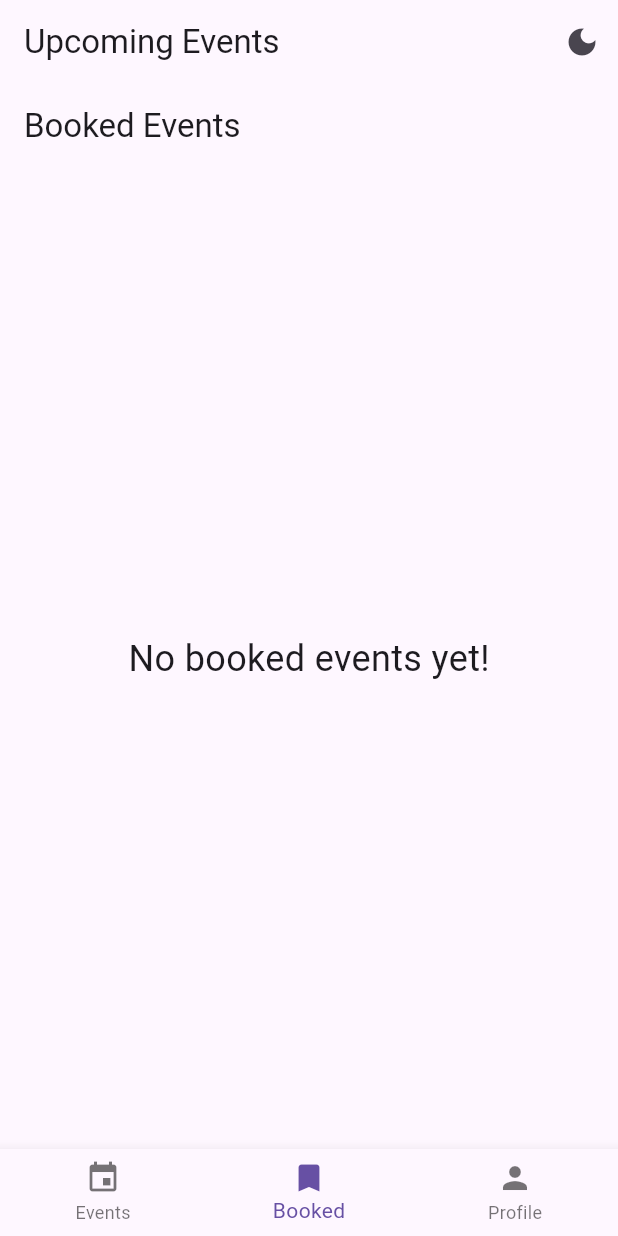
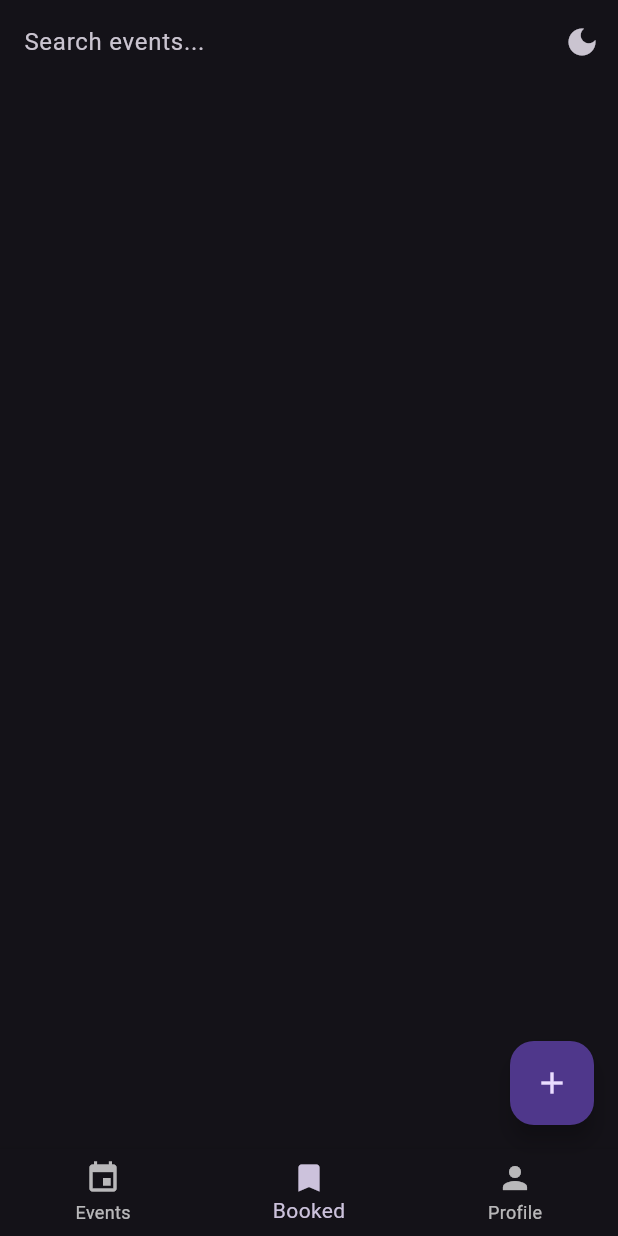
Before and after one commit to krymoevanag/event-management-app, a Flutter app: the screen it shows after launch, item 2 of the bottom bar chosen, after a tap on the "light mode" icon, on a phone screen of 412 x 824 dp. Run offline on Flutter 3.47's test engine with Material 3 defaults, Android fonts, the light colour scheme and no system bars; our stand-ins replace shared_preferences.

Commit message:
third commit

```diff
--- a/lib/main.dart
+++ b/lib/main.dart
@@ -1,11 +1,53 @@
 import 'package:flutter/material.dart';
+import 'package:shared_preferences/shared_preferences.dart';
+import 'dart:convert';
 
 void main() {
-  runApp(EventApp());
+  runApp(const EventApp());
 }
 
-class EventApp extends StatelessWidget {
+class ProfileScreen extends StatelessWidget {
+  @override
+  Widget build(BuildContext context) {
+    return Center(
+      child: Text(
+        'Profile Screen',
+        style: TextStyle(fontSize: 24),
+      ),
+    );
+  }
+}
+
+class EventApp extends StatefulWidget {
   const EventApp({super.key});
+
+  @override
+  _EventAppState createState() => _EventAppState();
+}
+
+class _EventAppState extends State<EventApp> {
+  bool isDarkMode = false;
+
+  @override
+  void initState() {
+    super.initState();
+    _loadThemeMode();
+  }
+
+  void _loadThemeMode() async {
+    final prefs = await SharedPreferences.getInstance();
+    setState(() {
+      isDarkMode = prefs.getBool('isDarkMode') ?? false;
+    });
+  }
+
+  void _toggleThemeMode() async {
+    final prefs = await SharedPreferences.getInstance();
+    setState(() {
+      isDarkMode = !isDarkMode;
+      prefs.setBool('isDarkMode', isDarkMode);
+    });
+  }
 
   @override
   Widget build(BuildContext context) {
@@ -20,185 +62,15 @@ class EventApp extends StatelessWidget {
         brightness: Brightness.dark,
         primarySwatch: Colors.blue,
       ),
-      themeMode: ThemeMode.system,
-      home: EventListScreen(),
-    );
-  }
-}
-
-class EventListScreenOld extends StatefulWidget {
-  const EventListScreenOld({super.key});
-
-  @override
-  _EventListScreenOldState createState() => _EventListScreenOldState();
-}
-
-class _EventListScreenOldState extends State<EventListScreenOld> {
-  bool isDarkMode = false;
-
-  final List<Map<String, String>> events = [
-    {
-      'title': 'Tech Conference',
-      'date': 'March 10, 2025',
-      'image': 'https://source.unsplash.com/400x300/?conference'
-    },
-    {
-      'title': 'Music Festival',
-      'date': 'April 5, 2025',
-      'image': 'https://source.unsplash.com/400x300/?music'
-    },
-    {
-      'title': 'Startup Meetup',
-      'date': 'May 20, 2025',
-      'image': 'https://source.unsplash.com/400x300/?startup'
-    },
-  ];
-
-  @override
-  Widget build(BuildContext context) {
-    return Scaffold(
-      appBar: AppBar(
-        title: const Text('Upcoming Events'),
-        actions: [
-          IconButton(
-            icon: Icon(isDarkMode ? Icons.dark_mode : Icons.light_mode),
-            onPressed: () {
-              setState(() {
-                isDarkMode = !isDarkMode;
-              });
-            },
-          ),
-        ],
-      ),
-      body: ListView.builder(
-        itemCount: events.length,
-        itemBuilder: (context, index) {
-          return Card(
-            margin: const EdgeInsets.all(10),
-            shape:
-                RoundedRectangleBorder(borderRadius: BorderRadius.circular(15)),
-            child: Column(
-              children: [
-                ClipRRect(
-                  borderRadius: const BorderRadius.vertical(top: Radius.circular(15)),
-                  child: Image.network(events[index]['image']!,
-                      height: 150, width: double.infinity, fit: BoxFit.cover),
-                ),
-                ListTile(
-                  title: Text(events[index]['title']!,
-                      style:
-                          const TextStyle(fontSize: 18, fontWeight: FontWeight.bold)),
-                  subtitle: Text(events[index]['date']!),
-                  trailing: ElevatedButton(
-                    onPressed: () {
-                      Navigator.push(
-                        context,
-                        MaterialPageRoute(
-                          builder: (context) =>
-                              EventDetailScreen(event: events[index]),
-                        ),
-                      );
-                    },
-                    child: const Text('View'),
-                  ),
-                ),
-              ],
-            ),
-          );
-        },
-      ),
-      bottomNavigationBar: BottomNavigationBar(
-        items: const [
-          BottomNavigationBarItem(icon: Icon(Icons.event), label: "Events"),
-          BottomNavigationBarItem(icon: Icon(Icons.bookmark), label: "Booked"),
-          BottomNavigationBarItem(icon: Icon(Icons.person), label: "Profile"),
-        ],
-      ),
-    );
-  }
-}
-
-class EventDetailScreen extends StatelessWidget {
-  final Map<String, String> event;
-
-  const EventDetailScreen({super.key, required this.event});
-
-  @override
-  Widget build(BuildContext context) {
-    return Scaffold(
-      appBar: AppBar(title: Text(event['title']!)),
-      body: Padding(
-        padding: const EdgeInsets.all(16.0),
-        child: Column(
-          crossAxisAlignment: CrossAxisAlignment.start,
-          children: [
-            ClipRRect(
-              borderRadius: BorderRadius.circular(15),
-              child: Image.network(event['image']!,
-                  height: 200, width: double.infinity, fit: BoxFit.cover),
-            ),
-            const SizedBox(height: 10),
-            Text(event['title']!,
-                style: const TextStyle(fontSize: 24, fontWeight: FontWeight.bold)),
-            const SizedBox(height: 10),
-            Text('Date: ${event['date']}', style: const TextStyle(fontSize: 18)),
-            const SizedBox(height: 20),
-            Center(
-              child: ElevatedButton(
-                style: ElevatedButton.styleFrom(
-                  padding: const EdgeInsets.symmetric(horizontal: 30, vertical: 12),
-                  textStyle: const TextStyle(fontSize: 18),
-                ),
-                onPressed: () {
-                  ScaffoldMessenger.of(context).showSnackBar(const SnackBar(
-                    content: Text('Ticket booked successfully!'),
-                  ));
-                },
-                child: const Text('Book Ticket'),
-              ),
-            ),
-          ],
-        ),
-      ),
-    );
-  }
-}
-class ProfileScreen extends StatelessWidget {
-  const ProfileScreen({super.key});
-
-  @override
-  Widget build(BuildContext context) {
-    return Scaffold(
-      appBar: AppBar(title: const Text('Profile')),
-      body: const Center(
-        child: Text(
-          'User Profile',
-          style: TextStyle(fontSize: 24),
-        ),
-      ),
-    );
-  }
-}
-
-class BookedEventsScreen extends StatelessWidget {
-  const BookedEventsScreen({super.key});
-
-  @override
-  Widget build(BuildContext context) {
-    return Scaffold(
-      appBar: AppBar(title: const Text('Booked Events')),
-      body: const Center(
-        child: Text(
-          'No booked events yet!',
-          style: TextStyle(fontSize: 24),
-        ),
-      ),
+      themeMode: isDarkMode ? ThemeMode.dark : ThemeMode.light,
+      home: EventListScreen(toggleTheme: _toggleThemeMode),
     );
   }
 }
 
 class EventListScreen extends StatefulWidget {
-  const EventListScreen({super.key});
+  final VoidCallback toggleTheme;
+  const EventListScreen({super.key, required this.toggleTheme});
 
   @override
   _EventListScreenState createState() => _EventListScreenState();
@@ -206,25 +78,75 @@ class EventListScreen extends StatefulWidget {
 
 class _EventListScreenState extends State<EventListScreen> {
   int _selectedIndex = 0;
-  bool isDarkMode = false;
+  String _searchQuery = '';
+  final TextEditingController _searchController = TextEditingController();
 
-  final List<Map<String, String>> events = [
+  List<Map<String, String>> events = [
     {
       'title': 'Tech Conference',
       'date': 'March 10, 2025',
-      'image': 'https://source.unsplash.com/400x300/?conference'
+      'image': 'assets/images/tech_conference.jpg'
     },
     {
       'title': 'Music Festival',
       'date': 'April 5, 2025',
-      'image': 'https://source.unsplash.com/400x300/?music'
+      'image': 'assets/images/music_festival.jpg'
     },
     {
       'title': 'Startup Meetup',
       'date': 'May 20, 2025',
-      'image': 'https://source.unsplash.com/400x300/?startup'
+      'image': 'assets/images/startup_meetup.jpg'
     },
   ];
+
+  List<Map<String, String>> _bookmarkedEvents = [];
+
+  @override
+  void initState() {
+    super.initState();
+    _loadBookmarkedEvents();
+  }
+
+  void _loadBookmarkedEvents() async {
+    final prefs = await SharedPreferences.getInstance();
+    final savedBookmarks = prefs.getString('bookmarkedEvents');
+    if (savedBookmarks != null) {
+      setState(() {
+        _bookmarkedEvents =
+            List<Map<String, String>>.from(json.decode(savedBookmarks));
+      });
+    }
+  }
+
+  void _toggleBookmark(Map<String, String> event) async {
+    final prefs = await SharedPreferences.getInstance();
+    setState(() {
+      bool isBookmarked =
+          _bookmarkedEvents.any((e) => e['title'] == event['title']);
+      if (isBookmarked) {
+        _bookmarkedEvents.removeWhere((e) => e['title'] == event['title']);
+        ScaffoldMessenger.of(context).showSnackBar(
+          const SnackBar(content: Text('Event removed from bookmarks!')),
+        );
+      } else {
+        _bookmarkedEvents.add(event);
+        ScaffoldMessenger.of(context).showSnackBar(
+          const SnackBar(content: Text('Event added to bookmarks!')),
+        );
+      }
+      prefs.setString('bookmarkedEvents', json.encode(_bookmarkedEvents));
+    });
+  }
+
+  void _addEvent() {
+    setState(() {
+      events.add({
+        'title': 'New Event',
+        'date': 'June 15, 2025',
+        'image': 'assets/images/default_event.jpg'
+      });
+    });
+  }
 
   void _onItemTapped(int index) {
     setState(() {
@@ -236,25 +158,35 @@ class _EventListScreenState extends State<EventListScreen> {
   Widget build(BuildContext context) {
     List<Widget> screens = [
       _buildEventList(),
-      BookedEventsScreen(),
+      BookedEventsScreen(bookmarkedEvents: _bookmarkedEvents),
       ProfileScreen(),
     ];
 
     return Scaffold(
       appBar: AppBar(
-        title: const Text('Upcoming Events'),
+        title: TextField(
+          controller: _searchController,
+          decoration: const InputDecoration(
+            hintText: 'Search events...',
+            border: InputBorder.none,
+          ),
+          onChanged: (value) =>
+              setState(() => _searchQuery = value.toLowerCase()),
+        ),
         actions: [
           IconButton(
-            icon: Icon(isDarkMode ? Icons.dark_mode : Icons.light_mode),
-            onPressed: () {
-              setState(() {
-                isDarkMode = !isDarkMode;
-              });
-            },
+            icon: Icon(Theme.of(context).brightness == Brightness.dark
+                ? Icons.dark_mode
+                : Icons.light_mode),
+            onPressed: widget.toggleTheme,
           ),
         ],
       ),
       body: screens[_selectedIndex],
+      floatingActionButton: FloatingActionButton(
+        onPressed: _addEvent,
+        child: const Icon(Icons.add),
+      ),
       bottomNavigationBar: BottomNavigationBar(
         items: const [
           BottomNavigationBarItem(icon: Icon(Icons.event), label: "Events"),
@@ -268,34 +200,39 @@ class _EventListScreenState extends State<EventListScreen> {
   }
 
   Widget _buildEventList() {
+    final filteredEvents = events
+        .where((event) =>
+            event['title']!.toLowerCase().contains(_searchQuery) ||
+            event['date']!.toLowerCase().contains(_searchQuery))
+        .toList();
+
     return ListView.builder(
-      itemCount: events.length,
+      itemCount: filteredEvents.length,
       itemBuilder: (context, index) {
         return Card(
-          margin: const EdgeInsets.all(10),
-          shape: RoundedRectangleBorder(borderRadius: BorderRadius.circular(15)),
+          shape:
+              RoundedRectangleBorder(borderRadius: BorderRadius.circular(15)),
           child: Column(
             children: [
               ClipRRect(
-                borderRadius: const BorderRadius.vertical(top: Radius.circular(15)),
-                child: Image.network(events[index]['image']!,
+                borderRadius:
+                    const BorderRadius.vertical(top: Radius.circular(15)),
+                child: Image.asset(filteredEvents[index]['image']!,
                     height: 150, width: double.infinity, fit: BoxFit.cover),
               ),
               ListTile(
-                title: Text(events[index]['title']!,
-                    style: const TextStyle(fontSize: 18, fontWeight: FontWeight.bold)),
-                subtitle: Text(events[index]['date']!),
-                trailing: ElevatedButton(
-                  onPressed: () {
-                    Navigator.push(
-                      context,
-                      MaterialPageRoute(
-                        builder: (context) =>
-                            EventDetailScreen(event: events[index]),
-                      ),
-                    );
-                  },
-                  child: const Text('View'),
+                title: Text(filteredEvents[index]['title']!,
+                    style: const TextStyle(
+                        fontSize: 18, fontWeight: FontWeight.bold)),
+                subtitle: Text(filteredEvents[index]['date']!),
+                trailing: IconButton(
+                  icon: Icon(
+                    _bookmarkedEvents.any(
+                            (e) => e['title'] == filteredEvents[index]['title'])
+                        ? Icons.bookmark
+                        : Icons.bookmark_border,
+                  ),
+                  onPressed: () => _toggleBookmark(filteredEvents[index]),
                 ),
               ),
             ],
@@ -305,3 +242,22 @@ class _EventListScreenState extends State<EventListScreen> {
     );
   }
 }
+
+class BookedEventsScreen extends StatelessWidget {
+  final List<Map<String, String>> bookmarkedEvents;
+
+  const BookedEventsScreen({super.key, required this.bookmarkedEvents});
+
+  @override
+  Widget build(BuildContext context) {
+    return ListView.builder(
+      itemCount: bookmarkedEvents.length,
+      itemBuilder: (context, index) {
+        return ListTile(
+          title: Text(bookmarkedEvents[index]['title']!),
+          subtitle: Text(bookmarkedEvents[index]['date']!),
+        );
+      },
+    );
+  }
+}
```
Also changed, not shown: pubspec.yaml (+4 -4 lines), assets/images/music_festival.jpg (added), assets/images/pexels-fu-zhichao-176355-587741.jpg (added), assets/images/startup_meetup.jpg (added), assets/images/tech_conference.jpg (added), pubspec.lock.
